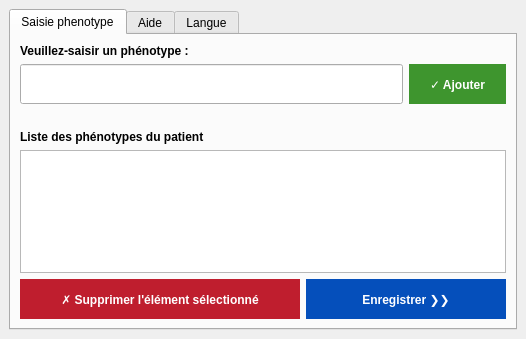
Before: the Qt Designer form fenetre_avec_menu.ui in Onijuuichi/CHU-Biotech86, drawn with Qt 5.
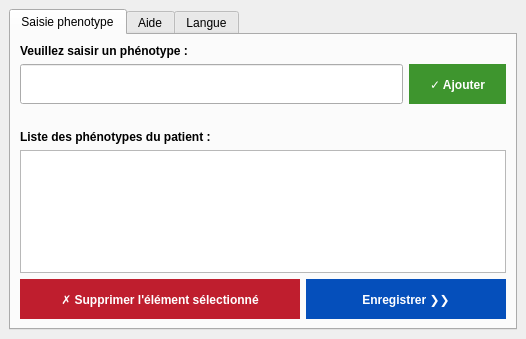
After: the same form once the commit is applied.

Commit message: correction textes

Patch:
```diff
--- a/fenetre_avec_menu.ui
+++ b/fenetre_avec_menu.ui
@@ -105,7 +105,7 @@
            </font>
           </property>
           <property name="text">
-           <string>Veuillez-saisir un phénotype :</string>
+           <string>Veuillez saisir un phénotype :</string>
           </property>
          </widget>
         </item>
@@ -118,7 +118,7 @@
            </font>
           </property>
           <property name="text">
-           <string>Liste des phénotypes du patient</string>
+           <string>Liste des phénotypes du patient :</string>
           </property>
          </widget>
         </item>
```
Left out of the diff: 2 changed lines with no effect on the pictures.
